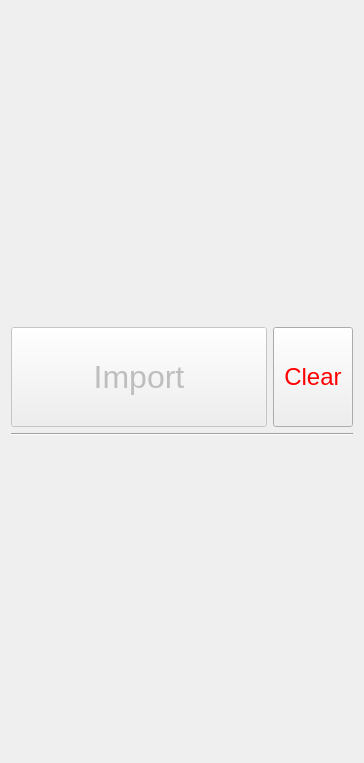
Qt form widgets/Sidebar.ui (bluemellophone/gzc-client) before a commit.
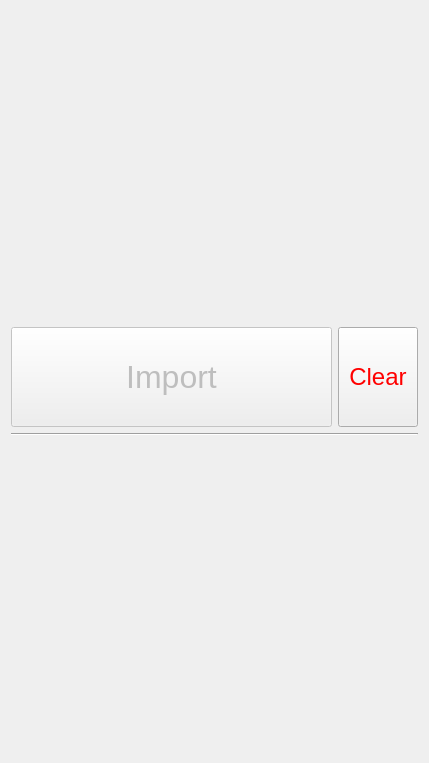
The same form after that commit.

Commit message: Sidebar minimum width

```diff
--- a/widgets/Sidebar.ui
+++ b/widgets/Sidebar.ui
@@ -6,13 +6,13 @@
    <rect>
     <x>0</x>
     <y>0</y>
-    <width>364</width>
+    <width>429</width>
     <height>763</height>
    </rect>
   </property>
   <property name="minimumSize">
    <size>
-    <width>0</width>
+    <width>429</width>
     <height>0</height>
    </size>
   </property>
```
The commit also changes 4 other files.
